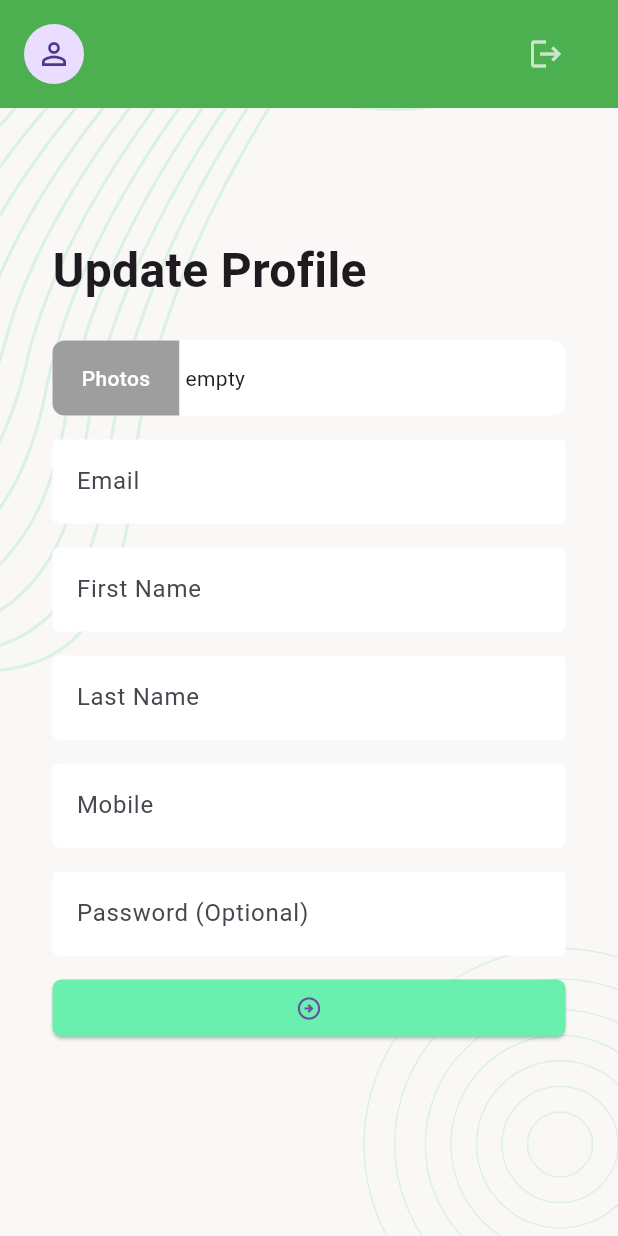
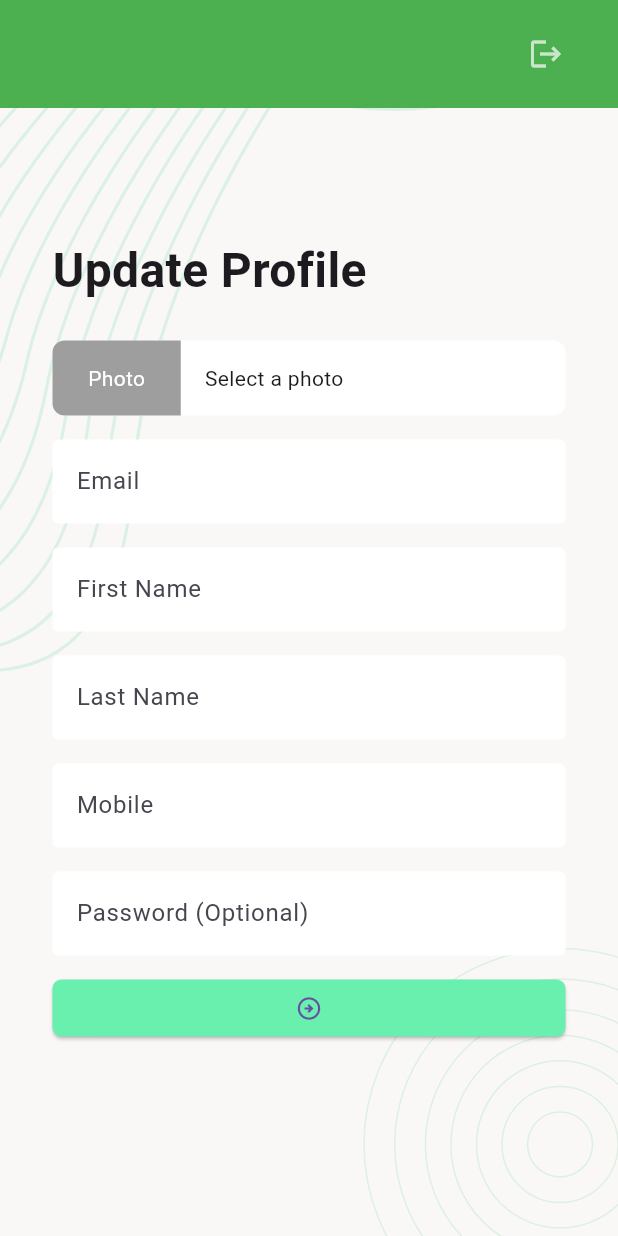
Before and after one commit to Ahmad61-6/Task_Manager_App, a Flutter app: the EditProfileScreen screen opened directly, on a phone screen of 412 x 824 dp. Run offline on Flutter 3.47's test engine with Material 3 defaults, Android fonts, the phone set to English and light mode, and no system bars; our stand-ins replace flutter_svg, image_picker, pin_code_fields, shared_preferences; accounts and stored records are empty.

Commit message:
photo can be updated now!!!

```diff
--- a/lib/ui/contollers/auth_controller.dart
+++ b/lib/ui/contollers/auth_controller.dart
@@ -9,6 +9,7 @@ class AuthController {
   static UserModel? user;
   static ValueNotifier<String?> emailNotifier = ValueNotifier(null);
   static ValueNotifier<String?> firstNameNotifier = ValueNotifier(null);
+  static ValueNotifier<String?> profilePhotoNotifier = ValueNotifier(null);
 
   static Future<void> saveUserInformation(String t, UserModel model) async {
     SharedPreferences sharedPreferences = await SharedPreferences.getInstance();
@@ -26,6 +27,7 @@ class AuthController {
     user = model;
     emailNotifier.value = model.email;
     firstNameNotifier.value = model.firstName;
+    profilePhotoNotifier.value = model.photo;
   }
 
   static Future<void> initializeUserCache() async {
--- a/lib/ui/screens/edit_profile_screen.dart
+++ b/lib/ui/screens/edit_profile_screen.dart
@@ -1,4 +1,9 @@
+import 'dart:convert';
+
+// import 'dart:html';
+
 import 'package:flutter/material.dart';
+import 'package:image_picker/image_picker.dart';
 import 'package:task_manager_app/data.network_caller/models/user_model.dart';
 import 'package:task_manager_app/data.network_caller/network_caller.dart';
 import 'package:task_manager_app/data.network_caller/network_response.dart';
@@ -26,6 +31,9 @@ class _EditProfileScreenState extends State<EditProfileScreen> {
   final GlobalKey<FormState> _formKey = GlobalKey<FormState>();
 
   bool _updateProfileInProgress = false;
+
+  XFile? photo;
+  XFile? galleryFile;
 
   @override
   void initState() {
@@ -67,37 +75,7 @@ class _EditProfileScreenState extends State<EditProfileScreen> {
                         const SizedBox(
                           height: 24,
                         ),
-                        Container(
-                          height: 50,
-                          decoration: BoxDecoration(
-                              color: Colors.white,
-                              borderRadius: BorderRadius.circular(8)),
-                          child: Row(
-                            children: [
-                              Expanded(
-                                  flex: 1,
-                                  child: Container(
-                                    height: 50,
-                                    decoration: const BoxDecoration(
-                                        color: Colors.grey,
-                                        borderRadius: BorderRadius.only(
-                                            topLeft: Radius.circular(8),
-                                            bottomLeft: Radius.circular(8))),
-                                    alignment: Alignment.center,
-                                    child: const Text(
-                                      "Photos",
-                                      style: TextStyle(
-                                          color: Colors.white,
-                                          fontWeight: FontWeight.w500),
-                                    ),
-                                  )),
-                              const SizedBox(
-                                width: 4,
-                              ),
-                              const Expanded(flex: 3, child: Text("empty"))
-                            ],
-                          ),
-                        ),
+                        photoPickerField(),
                         const SizedBox(
                           height: 16,
                         ),
@@ -198,37 +176,133 @@ class _EditProfileScreenState extends State<EditProfileScreen> {
       if (mounted) {
         setState(() {});
       }
+      String? photoInBase64;
       Map<String, dynamic> inputData = {
-        "email": _emailTEController.text.trim(),
         "firstName": _firstNameTEController.text.trim(),
         "lastName": _lastNameTEController.text.trim(),
+        "email": _emailTEController.text.trim(),
         "mobile": _numberTEController.text.trim(),
-        "photo": ""
       };
+
       if (_passwordTEController.text.isNotEmpty) {
         inputData['password'] = _passwordTEController.text;
       }
-      final NetworkResponse response = await NetworkCaller()
-          .postRequest(Urls.updateProfile, body: inputData);
+
+      if (photo != null) {
+        List<int> imageBytes = await photo!.readAsBytes();
+        photoInBase64 = base64Encode(imageBytes);
+        inputData['photo'] = photoInBase64;
+      }
+
+      final NetworkResponse response = await NetworkCaller().postRequest(
+        Urls.updateProfile,
+        body: inputData,
+      );
       _updateProfileInProgress = false;
       if (mounted) {
         setState(() {});
       }
       if (response.isSuccess) {
         AuthController.updateUserInformation(UserModel(
-          email: _emailTEController.text.trim(),
-          firstName: _firstNameTEController.text.trim(),
-          lastName: _lastNameTEController.text.trim(),
-          mobile: _numberTEController.text.trim(),
-        ));
+            email: _emailTEController.text.trim(),
+            firstName: _firstNameTEController.text.trim(),
+            lastName: _lastNameTEController.text.trim(),
+            mobile: _numberTEController.text.trim(),
+            photo: photoInBase64 ?? AuthController.user?.photo));
         if (mounted) {
-          showSnackMessage(context, 'Profile Updated Successfully!');
+          showSnackMessage(context, 'Update profile success!');
         }
       } else {
         if (mounted) {
-          showSnackMessage(
-              context, 'Profile Update Unsuccessful! Please try again!');
+          showSnackMessage(context, 'Update profile failed. Try again.');
         }
+      }
+    }
+  }
+
+  Container photoPickerField() {
+    return Container(
+      height: 50,
+      decoration: BoxDecoration(
+          color: Colors.white, borderRadius: BorderRadius.circular(8)),
+      child: Row(
+        children: [
+          Expanded(
+            flex: 1,
+            child: Container(
+              height: 50,
+              decoration: const BoxDecoration(
+                  color: Colors.grey,
+                  borderRadius: BorderRadius.only(
+                    topLeft: Radius.circular(8),
+                    bottomLeft: Radius.circular(8),
+                  )),
+              alignment: Alignment.center,
+              child: const Text(
+                'Photo',
+                style: TextStyle(color: Colors.white),
+              ),
+            ),
+          ),
+          Expanded(
+            flex: 3,
+            child: InkWell(
+              onTap: () {
+                _showPicker(context: context);
+              },
+              child: Container(
+                padding: const EdgeInsets.only(left: 16),
+                child: Visibility(
+                  visible: photo == null,
+                  replacement: Text(photo?.name ?? ''),
+                  child: const Text('Select a photo'),
+                ),
+              ),
+            ),
+          ),
+        ],
+      ),
+    );
+  }
+
+  void _showPicker({
+    required BuildContext context,
+  }) {
+    showModalBottomSheet(
+      context: context,
+      builder: (BuildContext context) {
+        return SafeArea(
+          child: Wrap(
+            children: <Widget>[
+              ListTile(
+                leading: const Icon(Icons.photo_library),
+                title: const Text('Photo Library'),
+                onTap: () {
+                  getImage(ImageSource.gallery);
+                  Navigator.of(context).pop();
+                },
+              ),
+              ListTile(
+                leading: const Icon(Icons.photo_camera),
+                title: const Text('Camera'),
+                onTap: () {
+                  getImage(ImageSource.camera);
+                  Navigator.of(context).pop();
+                },
+              ),
+            ],
+          ),
+        );
+      },
+    );
+  }
+
+  Future getImage(ImageSource img) async {
+    final XFile? image = await ImagePicker().pickImage(source: img);
+    if (image != null) {
+      photo = image;
+      if (mounted) {
+        setState(() {});
       }
     }
   }
--- a/lib/ui/widgets/profile_summery_card.dart
+++ b/lib/ui/widgets/profile_summery_card.dart
@@ -1,3 +1,6 @@
+import 'dart:convert';
+import 'dart:typed_data';
+
 import 'package:flutter/material.dart';
 import 'package:task_manager_app/ui/contollers/auth_controller.dart';
 import 'package:task_manager_app/ui/screens/edit_profile_screen.dart';
@@ -21,6 +24,8 @@ class _ProfileSummeryCardState extends State<ProfileSummeryCard> {
 
   @override
   Widget build(BuildContext context) {
+    Uint8List imageBytes =
+        const Base64Decoder().convert(AuthController.user?.photo ?? '');
     return ListTile(
       onTap: () {
         if (widget.enableOnTap) {
@@ -30,8 +35,16 @@ class _ProfileSummeryCardState extends State<ProfileSummeryCard> {
                   builder: (context) => const EditProfileScreen()));
         }
       },
-      leading: const CircleAvatar(
-        child: Icon(Icons.person_outline),
+      leading: ValueListenableBuilder<String?>(
+        valueListenable: AuthController.profilePhotoNotifier,
+        builder: (_, photo, __) => AuthController.user?.photo == null
+            ? const CircleAvatar(
+                child: Icon(Icons.person_outline),
+              )
+            : ClipRRect(
+                borderRadius: BorderRadius.circular(100),
+                child: Image.memory(imageBytes, fit: BoxFit.cover),
+              ),
       ),
       title: ValueListenableBuilder<String?>(
         valueListenable: AuthController.firstNameNotifier,
--- a/pubspec.yaml
+++ b/pubspec.yaml
@@ -39,6 +39,7 @@ dependencies:
   pin_code_fields: ^8.0.1
   http: ^1.1.0
   shared_preferences: ^2.2.3
+  image_picker: ^1.1.1
 
 dev_dependencies:
   flutter_test:
```
Also changed, not shown: pubspec.lock, 5 other files.
